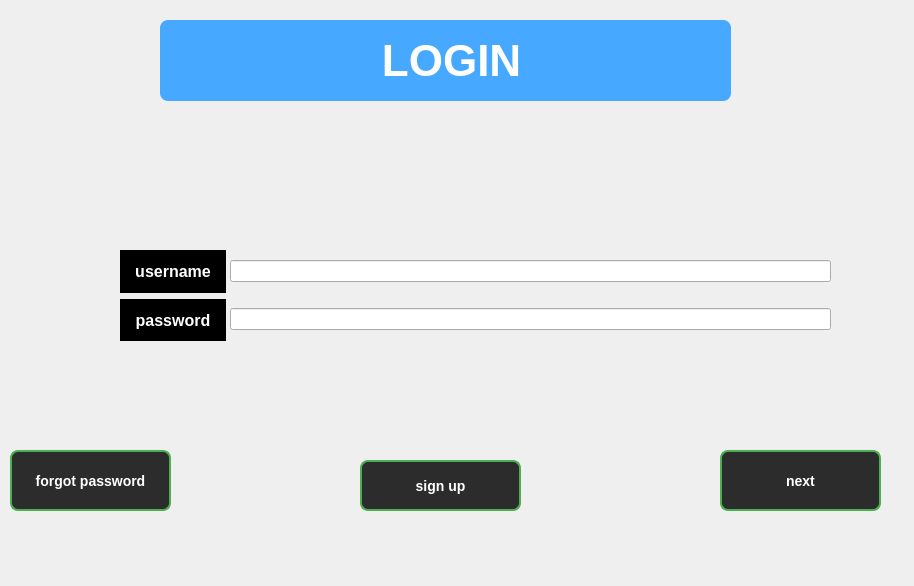
This is PofferClient/pages/pages/login.ui in mohamadsalimi19/Poffer-Game-AP as Qt 5 draws it before an edit. The edited form follows.
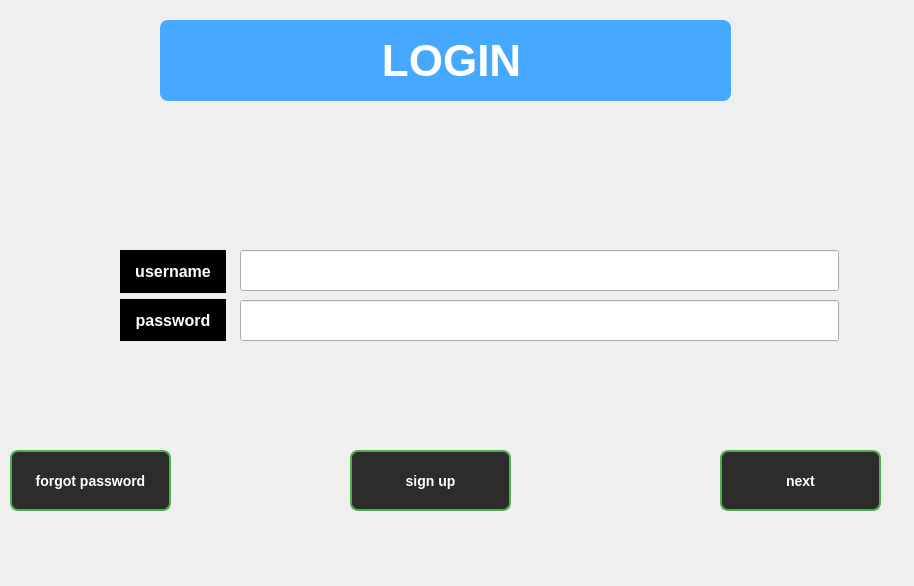
This is the edited form.

Patch:
```diff
--- a/PofferClient/pages/pages/login.ui
+++ b/PofferClient/pages/pages/login.ui
@@ -177,24 +177,6 @@
     </item>
    </layout>
   </widget>
-  <widget class="QWidget" name="verticalLayoutWidget">
-   <property name="geometry">
-    <rect>
-     <x>230</x>
-     <y>240</y>
-     <width>601</width>
-     <height>111</height>
-    </rect>
-   </property>
-   <layout class="QVBoxLayout" name="verticalLayout">
-    <item>
-     <widget class="QLineEdit" name="lineEdit"/>
-    </item>
-    <item>
-     <widget class="QLineEdit" name="lineEdit_2"/>
-    </item>
-   </layout>
-  </widget>
   <widget class="QPushButton" name="pushButton">
    <property name="geometry">
     <rect>
@@ -328,10 +310,10 @@
   <widget class="QPushButton" name="pushButton_3">
    <property name="geometry">
     <rect>
-     <x>360</x>
-     <y>460</y>
+     <x>350</x>
+     <y>450</y>
      <width>161</width>
-     <height>51</height>
+     <height>61</height>
     </rect>
    </property>
    <property name="styleSheet">
@@ -390,6 +372,26 @@
     <string>sign up</string>
    </property>
   </widget>
+  <widget class="QLineEdit" name="lineEdit_3">
+   <property name="geometry">
+    <rect>
+     <x>240</x>
+     <y>250</y>
+     <width>599</width>
+     <height>41</height>
+    </rect>
+   </property>
+  </widget>
+  <widget class="QLineEdit" name="lineEdit_2">
+   <property name="geometry">
+    <rect>
+     <x>240</x>
+     <y>300</y>
+     <width>599</width>
+     <height>41</height>
+    </rect>
+   </property>
+  </widget>
  </widget>
  <resources/>
  <connections/>
```
